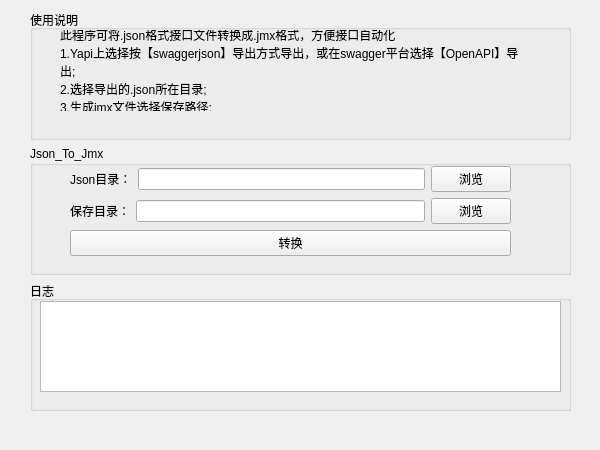
First picture: the form in json2jmx/json_jmx.ui, repository chenpii/pyqt5-project, before the edit.
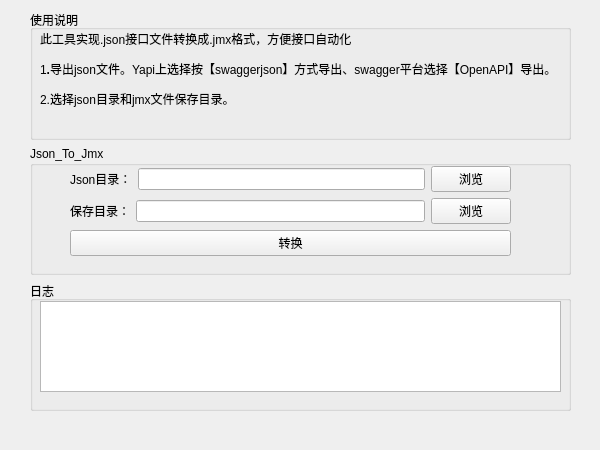
Second picture: the form after the edit.

Commit message: 更新使用说明

What changed in the file:
```diff
--- a/json2jmx/json_jmx.ui
+++ b/json2jmx/json_jmx.ui
@@ -47,18 +47,21 @@
        <widget class="QLabel" name="label">
         <property name="geometry">
          <rect>
-          <x>30</x>
+          <x>10</x>
           <y>20</y>
-          <width>501</width>
-          <height>81</height>
+          <width>521</width>
+          <height>91</height>
          </rect>
         </property>
         <property name="text">
-         <string>此程序可将.json格式接口文件转换成.jmx格式，方便接口自动化
-1.Yapi上选择按【swaggerjson】导出方式导出，或在swagger平台选择【OpenAPI】导
-出;
-2.选择导出的.json所在目录;
-3.生成jmx文件选择保存路径;</string>
+         <string>&lt;!DOCTYPE HTML PUBLIC &quot;-//W3C//DTD HTML 4.0//EN&quot; &quot;http://www.w3.org/TR/REC-html40/strict.dtd&quot;&gt;
+&lt;html&gt;&lt;head&gt;&lt;meta name=&quot;qrichtext&quot; content=&quot;1&quot; /&gt;&lt;style type=&quot;text/css&quot;&gt;
+p, li { white-space: pre-wrap; }
+&lt;/style&gt;&lt;/head&gt;&lt;body style=&quot; font-family:'SimSun'; font-size:9pt; font-weight:400; font-style:normal;&quot;&gt;
+&lt;p style=&quot; margin-top:12px; margin-bottom:12px; margin-left:0px; margin-right:0px; -qt-block-indent:0; text-indent:0px;&quot;&gt;此工具实现.json接口文件转换成.jmx格式，方便接口自动化&lt;/p&gt;
+&lt;p style=&quot; margin-top:12px; margin-bottom:12px; margin-left:0px; margin-right:0px; -qt-block-indent:0; text-indent:0px;&quot;&gt;1&lt;span style=&quot; font-weight:600;&quot;&gt;.&lt;/span&gt;导出json文件。Yapi上选择按【swaggerjson】方式导出、swagger平台选择【OpenAPI】导出。&lt;/p&gt;
+&lt;p style=&quot; margin-top:12px; margin-bottom:12px; margin-left:0px; margin-right:0px; -qt-block-indent:0; text-indent:0px;&quot;&gt;2.选择json目录和jmx文件保存目录。&lt;/p&gt;
+&lt;p style=&quot; margin-top:12px; margin-bottom:12px; margin-left:0px; margin-right:0px; -qt-block-indent:0; text-indent:0px;&quot;&gt;3.点击转换。&lt;/p&gt;&lt;/body&gt;&lt;/html&gt;</string>
         </property>
        </widget>
       </widget>
```
Left out of the diff: 4 changed lines with no effect on the pictures. The commit also changes 1 other file.
